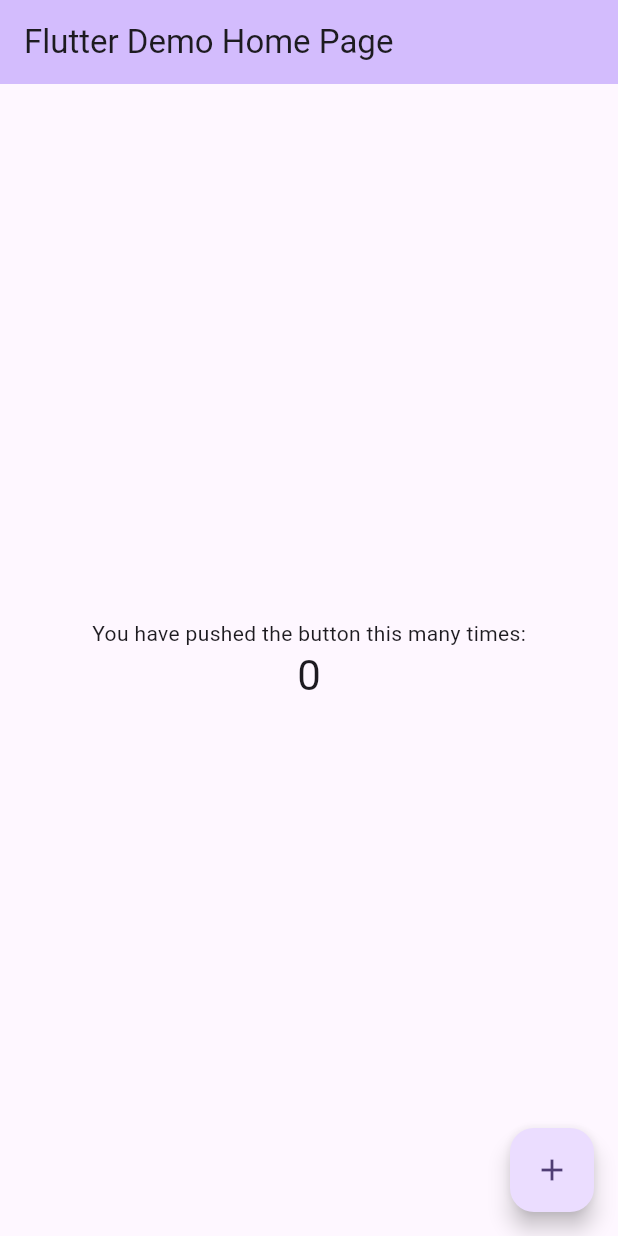
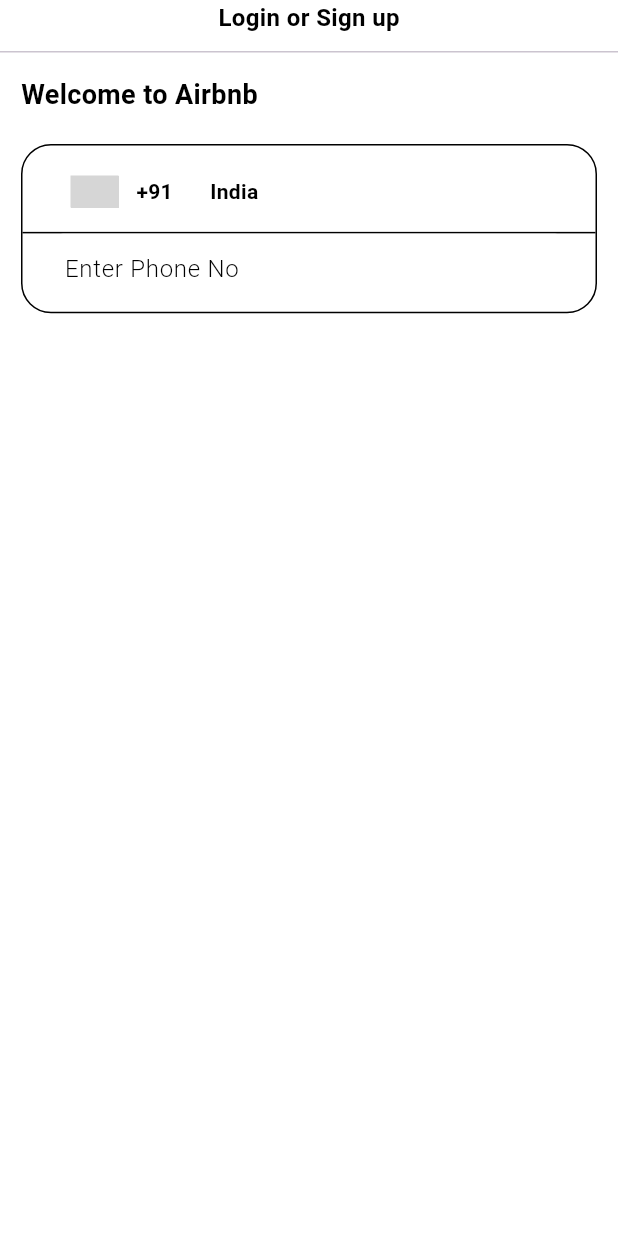
Before and after one commit to iMoregano007/Airbnb, a Flutter app: the screen it shows after launch, on a phone screen of 412 x 824 dp. Run offline on Flutter 3.47's test engine with Material 3 defaults, Android fonts, the phone set to English and light mode, and no system bars; drawn by our look-alikes of country_code_picker; our stand-ins replace cloud_firestore, firebase_core; accounts and stored records are empty; Roboto replaces fonts that are missing (CustomFonts); grey boxes are pictures that could not be loaded.

Commit message:
firebase setup and started login screen design

```diff
--- a/lib/main.dart
+++ b/lib/main.dart
@@ -1,12 +1,15 @@
+import 'package:airbnb/screensUi/auth_module/loginScreen/login_screen.dart';
 import 'package:firebase_core/firebase_core.dart';
 import 'package:flutter/material.dart';
 
 void main() async {
   WidgetsFlutterBinding.ensureInitialized();
-  await Firebase.initializeApp(options: const FirebaseOptions(apiKey: "AIzaSyAhjPte2hl-Yv3bKsz4h9o8o-98-Kn3xzE",
-      appId: "1:848883694638:android:cf1c1080b63b1ff986b3bf",
-      messagingSenderId: "848883694638",
-      projectId: "airbnb-backend-b58bb"));
+  await Firebase.initializeApp(
+      options: const FirebaseOptions(
+          apiKey: "AIzaSyAhjPte2hl-Yv3bKsz4h9o8o-98-Kn3xzE",
+          appId: "1:848883694638:android:cf1c1080b63b1ff986b3bf",
+          messagingSenderId: "848883694638",
+          projectId: "airbnb-backend-b58bb"));
   runApp(const MyApp());
 }
 
@@ -18,11 +21,12 @@ class MyApp extends StatelessWidget {
   Widget build(BuildContext context) {
     return MaterialApp(
       title: 'Flutter Demo',
+      debugShowCheckedModeBanner: false,
       theme: ThemeData(
         colorScheme: ColorScheme.fromSeed(seedColor: Colors.deepPurple),
         useMaterial3: true,
       ),
-      home: const MyHomePage(title: 'Flutter Demo Home Page'),
+      home: const LoginScreen(),
     );
   }
 }
@@ -40,11 +44,6 @@ class _MyHomePageState extends State<MyHomePage> {
 
   void _incrementCounter() {
     setState(() {
-      // This call to setState tells the Flutter framework that something has
-      // changed in this State, which causes it to rerun the build method below
-      // so that the display can reflect the updated values. If we changed
-      // _counter without calling setState(), then the build method would not be
-      // called again, and so nothing would appear to happen.
       _counter++;
     });
   }
@@ -104,3 +103,17 @@ class _MyHomePageState extends State<MyHomePage> {
     );
   }
 }
+
+// class UploadDataToFirebase extends StatelessWidget{
+//   @override
+//   Widget build(BuildContext context) {
+//     return Scaffold(
+//       body: Center(
+//         child: ElevatedButton(onPressed: (){
+//           saveCategoryItems();
+//         }, child: Text('Upload Data')),
+//       ),
+//     );
+//   }
+//
+// }
--- /dev/null
+++ b/lib/resources/app_colors.dart
@@ -0,0 +1,9 @@
+import 'dart:ui';
+
+class AppColors {
+  static const Color white = Color(0xffffffff);
+  static const Color red = Color(0xff9b1b1b);
+  static const Color black = Color(0xff000000);
+  static const Color grey = Color(0xff2d2c2c);
+  static const Color primaryColor = Color(0xff3838ea);
+}
--- /dev/null
+++ b/lib/screensUi/auth_module/loginScreen/login_screen.dart
@@ -0,0 +1,124 @@
+import 'package:airbnb/resources/app_colors.dart';
+import 'package:airbnb/resources/size_config.dart';
+import 'package:country_code_picker/country_code_picker.dart';
+import 'package:flutter/material.dart';
+
+import '../../widgets/common_widgets.dart';
+
+class LoginScreen extends StatefulWidget {
+  const LoginScreen({super.key});
+
+  @override
+  State<LoginScreen> createState() => _LoginScreenState();
+}
+
+class _LoginScreenState extends State<LoginScreen> {
+  final TextEditingController phoneNumberTextController =
+      TextEditingController();
+  final GlobalKey<FormState> formKey = GlobalKey();
+  String countryName = "India";
+  @override
+  Widget build(BuildContext context) {
+    double screenWidth = MediaQuery.of(context).size.width;
+    return Scaffold(
+      backgroundColor: AppColors.white,
+      body: SingleChildScrollView(
+        child: SafeArea(
+          bottom: false,
+          child: Column(
+            crossAxisAlignment: CrossAxisAlignment.start,
+            children: [
+              const Center(
+                  child: Text(
+                'Login or Sign up',
+                style: TextStyle(
+                    fontSize: 16,
+                    fontWeight: FontWeight.bold,
+                    color: AppColors.black),
+              )),
+              h10,
+              const Divider(
+                height: 3,
+              ),
+              Padding(
+                padding: const EdgeInsets.all(14),
+                child: Column(
+                  crossAxisAlignment: CrossAxisAlignment.start,
+                  children: [
+                    const Text(
+                      'Welcome to Airbnb',
+                      style: TextStyle(
+                          fontSize: 18,
+                          fontWeight: FontWeight.bold,
+                          color: AppColors.black),
+                    ),
+                    h20,
+                    Container(
+                      padding: const EdgeInsets.symmetric(vertical: 4.0),
+                      width: screenWidth,
+                      decoration: BoxDecoration(
+                          border: Border.all(color: AppColors.black),
+                          borderRadius: BorderRadius.circular(20),
+                          color: AppColors.white),
+                      child: Column(
+                        crossAxisAlignment: CrossAxisAlignment.start,
+                        children: [
+                          Row(
+                            crossAxisAlignment: CrossAxisAlignment.center,
+                            children: [
+                              CountryCodePicker(
+                                backgroundColor: AppColors.white,
+                                dialogBackgroundColor: AppColors.white,
+                                initialSelection: 'IN',
+                                showCountryOnly: false,
+                                showOnlyCountryWhenClosed: false,
+                                textStyle: const TextStyle(
+                                    color: AppColors.black,
+                                    fontWeight: FontWeight.bold),
+                                margin:
+                                    const EdgeInsets.symmetric(horizontal: 12),
+                                onChanged: (countryCode) {
+                                  setState(() {
+                                    countryName = countryCode.name ?? '';
+                                  });
+                                },
+                              ),
+                              w5,
+                              Text(
+                                countryName,
+                                style: const TextStyle(
+                                    color: AppColors.black,
+                                    fontWeight: FontWeight.w700,
+                                    fontSize: 14),
+                              )
+                            ],
+                          ),
+                          const Divider(
+                            height: 1.5,
+                            color: AppColors.black,
+                          ),
+                          Padding(
+                            padding: const EdgeInsets.symmetric(horizontal: 12),
+                            child: commonTextField(
+                                context: context,
+                                controller: phoneNumberTextController,
+                                title: 'Phone no',
+                                isBorder: false,
+                                hintText: 'Enter Phone No',
+                                keyboardType: TextInputType.number,
+                                textColor: AppColors.black,
+                                length: 10),
+                          )
+                        ],
+                      ),
+                    )
+                  ],
+                ),
+              )
+            ],
+          ),
+        ),
+      ),
+    );
+  }
+}
--- /dev/null
+++ b/lib/screensUi/widgets/common_widgets.dart
@@ -0,0 +1,275 @@
+import 'package:flutter/material.dart';
+import 'package:flutter/services.dart';
+
+import '../../resources/app_colors.dart';
+
+SizedBox get h10 => const SizedBox(
+      height: 10,
+    );
+
+SizedBox get h15 => const SizedBox(
+      height: 15,
+    );
+
+SizedBox get h20 => const SizedBox(
+      height: 20,
+    );
+
+SizedBox get h30 => const SizedBox(
+      height: 30,
+    );
+
+SizedBox get h40 => const SizedBox(
+      height: 40,
+    );
+
+SizedBox get h5 => const SizedBox(
+      height: 5,
+    );
+
+SizedBox get h50 => const SizedBox(
+      height: 50,
+    );
+
+SizedBox get w5 => const SizedBox(
+      width: 5,
+    );
+
+SizedBox get w10 => const SizedBox(
+      width: 10,
+    );
+
+SizedBox get w15 => const SizedBox(
+      width: 15,
+    );
+
+SizedBox get w20 => const SizedBox(
+      width: 20,
+    );
+
+SizedBox get w30 => const SizedBox(
+      width: 30,
+    );
+
+OutlineInputBorder get border => OutlineInputBorder(
+    borderRadius: BorderRadius.circular(12),
+    borderSide:
+        BorderSide(width: 0.87, color: AppColors.black.withOpacity(0.4)));
+OutlineInputBorder get focusedBorder => OutlineInputBorder(
+    borderRadius: BorderRadius.circular(12),
+    borderSide:
+        BorderSide(width: 0.87, color: AppColors.black.withOpacity(0.4)));
+OutlineInputBorder get errorBorder => OutlineInputBorder(
+    borderRadius: BorderRadius.circular(12),
+    borderSide:
+        BorderSide(width: 0.87, color: AppColors.black.withOpacity(0.4)));
+
+OutlineInputBorder get borderNoWidth => OutlineInputBorder(
+    borderRadius: BorderRadius.circular(15),
+    borderSide: const BorderSide(width: 0, color: Colors.transparent));
+OutlineInputBorder get focusedBorderNoWidth => OutlineInputBorder(
+    borderRadius: BorderRadius.circular(15),
+    borderSide: const BorderSide(width: 0, color: Colors.transparent));
+OutlineInputBorder get errorBorderNoWidth => OutlineInputBorder(
+    borderRadius: BorderRadius.circular(15),
+    borderSide: const BorderSide(width: 0, color: Colors.transparent));
+
+ButtonTheme commonDropDownButton(
+    {Widget? prefixIcon,
+    Widget? suffixIcon,
+    Color iconColor = AppColors.primaryColor,
+    bool isMandatory = true,
+    String? selectedValue,
+    required List<String> values,
+    required String title,
+    required String hintText,
+    required Function(String? value) onChange,
+    Color fillColor = AppColors.white,
+    bool isBorder = true,
+    FocusNode? focusNode}) {
+  return ButtonTheme(
+    alignedDropdown: true,
+    child: DropdownButtonFormField(
+      value: selectedValue,
+      focusNode: focusNode,
+      style: TextStyle(
+          fontSize: 12,
+          color:
+              fillColor != AppColors.white ? AppColors.white : AppColors.black,
+          letterSpacing: 0.2,
+          fontWeight: FontWeight.w600),
+      hint: Text(
+        hintText,
+        style: TextStyle(
+            fontSize: 12,
+            color: fillColor != AppColors.white
+                ? AppColors.white
+                : AppColors.black.withOpacity(0.4),
+            fontWeight: FontWeight.w300),
+      ),
+      items: values.map((e) {
+        return DropdownMenuItem(value: e, child: Text(e));
+      }).toList(),
+      onChanged: (val) {
+        onChange(val);
+      },
+      icon: Icon(
+        Icons.keyboard_arrow_down,
+        size: 16,
+        color:
+            fillColor == AppColors.primaryColor ? AppColors.white : iconColor,
+      ),
+      validator: (value) {
+        if (isMandatory) {
+          if (value == null || value.isEmpty) {
+            return 'Please Select $title';
+          }
+        }
+
+        return null;
+      },
+      autovalidateMode: AutovalidateMode.onUserInteraction,
+      dropdownColor: fillColor,
+      decoration: InputDecoration(
+          fillColor: fillColor,
+          filled: true,
+          errorMaxLines: 2,
+          errorStyle: const TextStyle(
+              fontSize: 12,
+              fontFamily: 'CustomFonts',
+              letterSpacing: 0.3,
+              color: AppColors.red),
+          prefixIcon: prefixIcon,
+          counterText: '',
+          hintText: hintText,
+          hintStyle: TextStyle(
+              fontSize: 12,
+              color: AppColors.black.withOpacity(0.4),
+              fontWeight: FontWeight.w300),
+          isCollapsed: true,
+          border: isBorder ? border : borderNoWidth,
+          enabledBorder: isBorder ? border : borderNoWidth,
+          focusedBorder: isBorder ? focusedBorder : focusedBorderNoWidth,
+          disabledBorder: isBorder ? border : borderNoWidth,
+          focusedErrorBorder: isBorder ? errorBorder : errorBorderNoWidth,
+          errorBorder: isBorder ? errorBorder : errorBorderNoWidth,
+          contentPadding:
+              const EdgeInsets.symmetric(horizontal: 0, vertical: 12)),
+    ),
+  );
+}
+
+Widget commonTextField(
+    {required BuildContext context,
+    Function(String? value)? onChange,
+    FocusNode? focusNode,
+    required TextEditingController controller,
+    required String title,
+    String? hintText,
+    TextInputType? keyboardType,
+    List<TextInputFormatter>? inputFormatters,
+    Widget? suffix,
+    Widget? preffix,
+    bool isRead = false,
+    bool obscureText = false,
+    double? wid,
+    bool isMendatory = true,
+    int length = 256,
+    RegExp? textRegex,
+    int? maxLines = 1,
+    Function()? onTap,
+    Color textColor = AppColors.black,
+    Color fillColor = AppColors.white,
+    bool isBorder = true}) {
+  return SizedBox(
+    width: wid ?? MediaQuery.of(context).size.width,
+    child: TextFormField(
+      maxLines: maxLines,
+      autovalidateMode: AutovalidateMode.onUserInteraction,
+      inputFormatters: inputFormatters ?? [],
+      keyboardType: keyboardType ?? TextInputType.text,
+      controller: controller,
+      cursorColor: AppColors.primaryColor,
+      readOnly: isRead,
+      focusNode: focusNode,
+      obscureText: obscureText,
+      maxLength: length,
+      obscuringCharacter: '●',
+      onChanged: onChange ?? (value) {},
+      style: TextStyle(
+          fontSize: 16,
+          fontFamily: 'CustomFont',
+          color: textColor,
+          fontWeight: FontWeight.w600),
+      validator: (value) {
+        if (isMendatory) {
+          if (value!.isEmpty || value.trim().isEmpty) {
+            return '$title can\'t be empty';
+          } else if ((title == 'Mobile Number' ||
+                  title == 'Phone Number' ||
+                  title == 'Mobile no' ||
+                  title == 'Phone no') &&
+              value.length < 10) {
+            return 'Please enter valid $title';
+          } else if ((title == 'Pin code' || title == 'Post code') &&
+              value.length < 6) {
+            return 'Please enter valid $title';
+          } else if ((title.contains('Password') ||
+                  title.contains('password')) &&
+              value.length < 4) {
+            return '$title should contain minimum 4 characters';
+          } else if (textRegex != null) {
+            if (!textRegex.hasMatch(value)) {
+              if (title.contains('Password') || title.contains('password')) {
+                if (value.length < 4) {
+                  return '$title should contain minimum 4 characters';
+                }
+                return '$title should contain special characters & numbers';
+              } else {
+                return 'Please Enter valid $title';
+              }
+            }
+            return null;
+          } else {
+            return null;
+          }
+        } else {
+          if (value!.isNotEmpty && textRegex != null) {
+            if (!textRegex.hasMatch(value)) {
+              return 'Please enter valid ${title.toLowerCase()}';
+            }
+            return null;
+          }
+          return null;
+        }
+      },
+      onTap: onTap,
+      decoration: InputDecoration(
+          fillColor: fillColor,
+          filled: true,
+          errorMaxLines: 3,
+          prefixIcon: preffix,
+          errorStyle: const TextStyle(
+              fontSize: 14,
+              fontFamily: 'CustomFonts',
+              letterSpacing: 0.3,
+              color: AppColors.red),
+          counterText: '',
+          hintText: hintText,
+          hintStyle: const TextStyle(
+              fontSize: 16,
+              color: AppColors.black,
+              fontFamily: 'CustomFonts',
+              fontWeight: FontWeight.w300),
+          border: isBorder ? border : borderNoWidth,
+          enabledBorder: isBorder ? border : borderNoWidth,
+          focusedBorder: isBorder ? focusedBorder : focusedBorderNoWidth,
+          disabledBorder: isBorder ? border : borderNoWidth,
+          focusedErrorBorder: isBorder ? errorBorder : errorBorderNoWidth,
+          suffixIcon: suffix,
+          errorBorder: isBorder ? errorBorder : errorBorderNoWidth,
+          contentPadding:
+              const EdgeInsets.symmetric(horizontal: 12, vertical: 12)),
+    ),
+  );
+}
--- a/pubspec.yaml
+++ b/pubspec.yaml
@@ -38,6 +38,8 @@ dependencies:
   # The following adds the Cupertino Icons font to your application.
   # Use with the CupertinoIcons class for iOS style icons.
   cupertino_icons: ^1.0.8
+  cloud_firestore: ^5.5.1
+  country_code_picker: ^3.1.0
 
 dev_dependencies:
   flutter_test:
```
Also changed, not shown: lib/model/category_model.dart (added, +66 -0 lines), lib/model/place_model.dart (added, +196 -0 lines), lib/resources/size_config.dart (added, +19 -0 lines), pubspec.lock.
